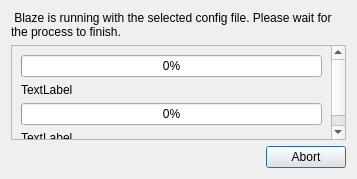
Above: src/gui/progress_box.ui from Trailblaze-Software/Blaze before the change. Below: the same form after it.
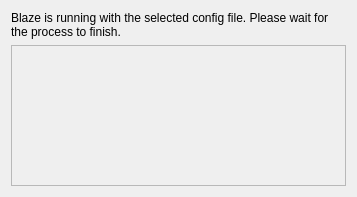
That is the form after the change.

Commit message: Multi progress bars

Patch:
```diff
--- a/src/gui/progress_box.ui
+++ b/src/gui/progress_box.ui
@@ -7,7 +7,7 @@
     <x>0</x>
     <y>0</y>
     <width>357</width>
-    <height>179</height>
+    <height>197</height>
    </rect>
   </property>
   <property name="minimumSize">
@@ -23,7 +23,7 @@
    <item>
     <widget class="QLabel" name="label">
      <property name="text">
-      <string> Blaze is running with the selected config file. Please wait for the process to finish.</string>
+      <string>Blaze is running with the selected config file. Please wait for the process to finish.</string>
      </property>
      <property name="wordWrap">
       <bool>true</bool>
@@ -41,64 +41,13 @@
         <x>0</x>
         <y>0</y>
         <width>343</width>
-        <height>127</height>
+        <height>167</height>
        </rect>
       </property>
-      <layout class="QVBoxLayout" name="verticalLayout_3">
-       <item>
-        <widget class="QProgressBar" name="progressBar1">
-         <property name="maximum">
-          <number>1000</number>
-         </property>
-         <property name="value">
-          <number>1</number>
-         </property>
-         <property name="format">
-          <string>%p%</string>
-         </property>
-        </widget>
-       </item>
-       <item>
-        <widget class="QLabel" name="progressLabel1">
-         <property name="text">
-          <string>TextLabel</string>
-         </property>
-        </widget>
-       </item>
-       <item>
-        <widget class="QProgressBar" name="progressBar2">
-         <property name="enabled">
-          <bool>true</bool>
-         </property>
-         <property name="maximum">
-          <number>1000</number>
-         </property>
-         <property name="value">
-          <number>0</number>
-         </property>
-        </widget>
-       </item>
-       <item>
-        <widget class="QLabel" name="progressLabel2">
-         <property name="text">
-          <string>TextLabel</string>
-         </property>
-        </widget>
-       </item>
-      </layout>
+      <layout class="QVBoxLayout" name="verticalLayout_3"/>
      </widget>
     </widget>
    </item>
-   <item>
-    <widget class="QDialogButtonBox" name="buttonBox">
-     <property name="orientation">
-      <enum>Qt::Orientation::Horizontal</enum>
-     </property>
-     <property name="standardButtons">
-      <set>QDialogButtonBox::StandardButton::Abort</set>
-     </property>
-    </widget>
-   </item>
   </layout>
  </widget>
  <resources/>
```
The commit also changes 10 other files.
